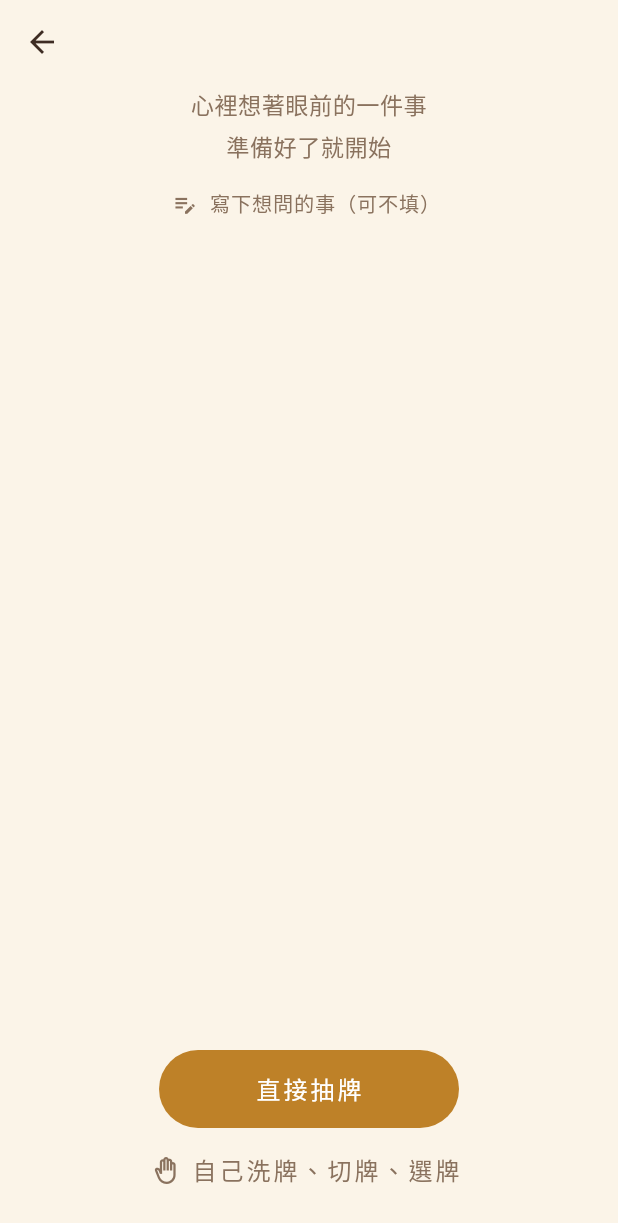
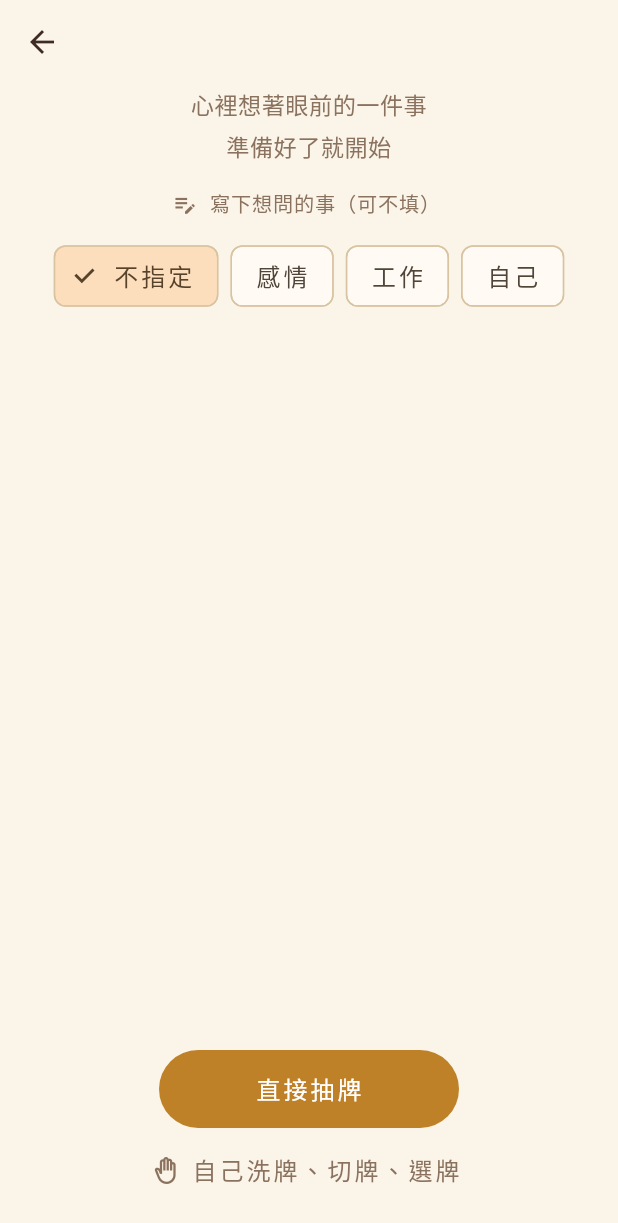
Before and after one commit to lawrence124875/tarot-cards, a Flutter app: the DrawPage screen opened directly with empty values, on a phone screen of 412 x 824 dp. Shown: the top 1223 px of the screen. Run offline on Flutter 3.47's test engine with Material 3 defaults, Android fonts, the phone set to English and light mode, and no system bars; our stand-ins replace audio_service, cloud_firestore, file_picker, firebase_analytics, firebase_core, firebase_crashlytics and 8 more; missing offline and left inert: purchases_flutter; accounts and stored records are empty; generated files the repository leaves out were written again.

Commit message:
面向解讀：抽牌前可選感情、工作、自己，解讀頁顯示對應的一句並存進日記
Co-Authored-By: Claude Opus 5.5 (1M context) <noreply@anthropic.com>
Claude-Session: https://claude.ai/code/session_01WtACqsoUMBtKbCeafRrQrZ

```diff
--- /dev/null
+++ b/lib/core/content/reading_area.dart
@@ -0,0 +1,9 @@
+/// 問題類型（面向解讀）：內容檔 `areas` 的鍵。空字串＝不指定。
+class ReadingAreas {
+  ReadingAreas._();
+
+  static const love = 'love';
+  static const work = 'work';
+  static const self = 'self';
+  static const all = [love, work, self];
+}
--- a/lib/features/draw/draw_page.dart
+++ b/lib/features/draw/draw_page.dart
@@ -15,6 +15,7 @@ import '../../shared/widgets/adaptive_layout.dart';
 import '../../shared/widgets/card_back.dart';
 import '../../shared/widgets/card_face.dart';
 import '../../shared/widgets/question_dialog.dart';
+import '../../core/content/reading_area.dart';
 import '../../shared/widgets/spread_layout.dart';
 import 'first_impression_sheet.dart';
 
@@ -39,6 +40,7 @@ class _DrawPageState extends State<DrawPage> {
   late final Services _s = AppServices.of(context);
   _Stage _stage = _Stage.question;
   String _question = '';
+  String _area = '';
   String _method = DrawMethods.quick;
   ShuffledDeck? _deck;
   int _shuffles = 0;
@@ -139,7 +141,7 @@ class _DrawPageState extends State<DrawPage> {
     final draw = SpreadDraw(spreadId: _spread.id, methodId: _method, cards: _picked);
     final ads = _s.ads;
     await Navigator.of(context).push(MaterialPageRoute<void>(
-      builder: (_) => ReadingPage(draw: draw, question: _question, firstImpression: _impression),
+      builder: (_) => ReadingPage(draw: draw, question: _question, firstImpression: _impression, area: _area),
     ));
     ads.readingClosed(); // 看完解讀回來：依限頻規則可能跳插頁（不在儀式與閱讀中跳出）
   }
@@ -177,6 +179,18 @@ class _DrawPageState extends State<DrawPage> {
           top: [
             Text(l.drawPromptBefore, style: hint, textAlign: TextAlign.center),
             QuestionPrompt(question: _question, onChanged: (q) => setState(() => _question = q)),
+            Wrap(
+              alignment: WrapAlignment.center,
+              spacing: 8,
+              children: [
+                for (final a in ['', ...ReadingAreas.all])
+                  ChoiceChip(
+                    label: Text(l.areaName(a.isEmpty ? 'none' : a)),
+                    selected: _area == a,
+                    onSelected: (_) => setState(() => _area = a),
+                  ),
+              ],
+            ),
           ],
           middle: SpreadLayout(spread: _spread, cards: const [], revealed: const {}, maxCardWidth: 120),
           bottom: [
--- a/lib/features/journal/journal_entry_page.dart
+++ b/lib/features/journal/journal_entry_page.dart
@@ -228,6 +228,7 @@ class _JournalEntryPageState extends State<JournalEntryPage> {
               draw: e.draw,
               question: e.question,
               firstImpression: e.firstImpression,
+              area: e.area,
               readingIndexes: e.readingIndexes,
               review: true,
               deck: _deck,
```
Also changed, not shown: lib/core/content/card_content.dart (+11 -0 lines), lib/core/journal/journal_entry.dart (+10 -0 lines), lib/l10n/app_zh.arb (+17 -1 lines), lib/reading/reading_page.dart (+11 -0 lines), lib/reading/save_reading_sheet.dart (+5 -2 lines), 1 other file.
